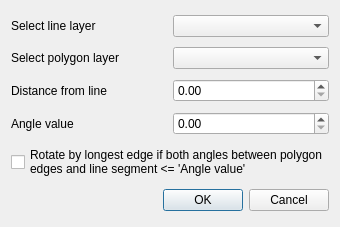
Elfpkck/polygons_parallel_to_line, file PolygonsParallelToLine/polygons_parallel_to_line_dialog_base.ui: the form before one commit.
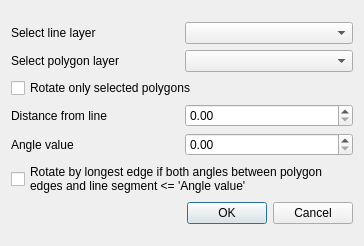
The form after the commit.

What changed in the file:
```diff
--- a/PolygonsParallelToLine/polygons_parallel_to_line_dialog_base.ui
+++ b/PolygonsParallelToLine/polygons_parallel_to_line_dialog_base.ui
@@ -6,15 +6,31 @@
    <rect>
     <x>0</x>
     <y>0</y>
-    <width>315</width>
-    <height>227</height>
+    <width>364</width>
+    <height>246</height>
    </rect>
   </property>
   <property name="windowTitle">
    <string>Polygons Parallel to Line</string>
   </property>
   <layout class="QGridLayout" name="gridLayout">
-   <item row="1" column="0">
+   <item row="0" column="0">
+    <layout class="QVBoxLayout" name="verticalLayout">
+     <item>
+      <layout class="QHBoxLayout" name="horizontalLayout">
+       <item>
+        <widget class="QLabel" name="label_2">
+         <property name="text">
+          <string>Select line layer</string>
+         </property>
+        </widget>
+       </item>
+       <item>
+        <widget class="QComboBox" name="comboBox"/>
+       </item>
+      </layout>
+     </item>
+     <item>
     <layout class="QHBoxLayout" name="horizontalLayout_2">
      <item>
       <widget class="QLabel" name="label">
@@ -28,7 +44,14 @@
      </item>
     </layout>
    </item>
-   <item row="2" column="0">
+     <item>
+      <widget class="QCheckBox" name="selectedCheck">
+       <property name="text">
+        <string>Rotate only selected polygons</string>
+       </property>
+      </widget>
+     </item>
+     <item>
     <layout class="QHBoxLayout" name="horizontalLayout_4">
      <item>
       <widget class="QLabel" name="label_4">
@@ -49,15 +72,7 @@
      </item>
     </layout>
    </item>
-   <item row="4" column="0">
-    <widget class="QCheckBox" name="checkBox">
-     <property name="text">
-      <string>Rotate by longest edge if both angles between polygon
-edges and line segment &lt;= 'Angle value'</string>
-     </property>
-    </widget>
-   </item>
-   <item row="3" column="0">
+     <item>
     <layout class="QHBoxLayout" name="horizontalLayout_3">
      <item>
       <widget class="QLabel" name="label_3">
@@ -81,22 +96,16 @@
      </item>
     </layout>
    </item>
-   <item row="0" column="0">
-    <layout class="QHBoxLayout" name="horizontalLayout">
      <item>
-      <widget class="QLabel" name="label_2">
+      <widget class="QCheckBox" name="checkBox">
        <property name="text">
-        <string>Select line layer</string>
+        <string>Rotate by longest edge if both angles between polygon
+edges and line segment &lt;= 'Angle value'</string>
        </property>
       </widget>
      </item>
      <item>
-      <widget class="QComboBox" name="comboBox"/>
-     </item>
-    </layout>
-   </item>
-   <item row="6" column="0">
-    <widget class="QDialogButtonBox" name="button_box">
+      <widget class="QDialogButtonBox" name="buttonBox">
      <property name="orientation">
       <enum>Qt::Horizontal</enum>
      </property>
@@ -106,6 +115,19 @@
     </widget>
    </item>
   </layout>
+   </item>
+  </layout>
+  <zorder>buttonBox</zorder>
+  <zorder>layoutWidget</zorder>
+  <zorder>layoutWidget_2</zorder>
+  <zorder>label_2</zorder>
+  <zorder>selectedCheck</zorder>
+  <zorder>layoutWidget_3</zorder>
+  <zorder>layoutWidget_4</zorder>
+  <zorder>checkBox</zorder>
+  <zorder>checkOutput</zorder>
+  <zorder>layoutWidget_5</zorder>
+  <zorder>wAddResult</zorder>
  </widget>
  <resources/>
  <connections>
```
Left out of the diff: 30 changed lines with no effect on the pictures. Lines whose indentation alone changed are shown as unchanged.
